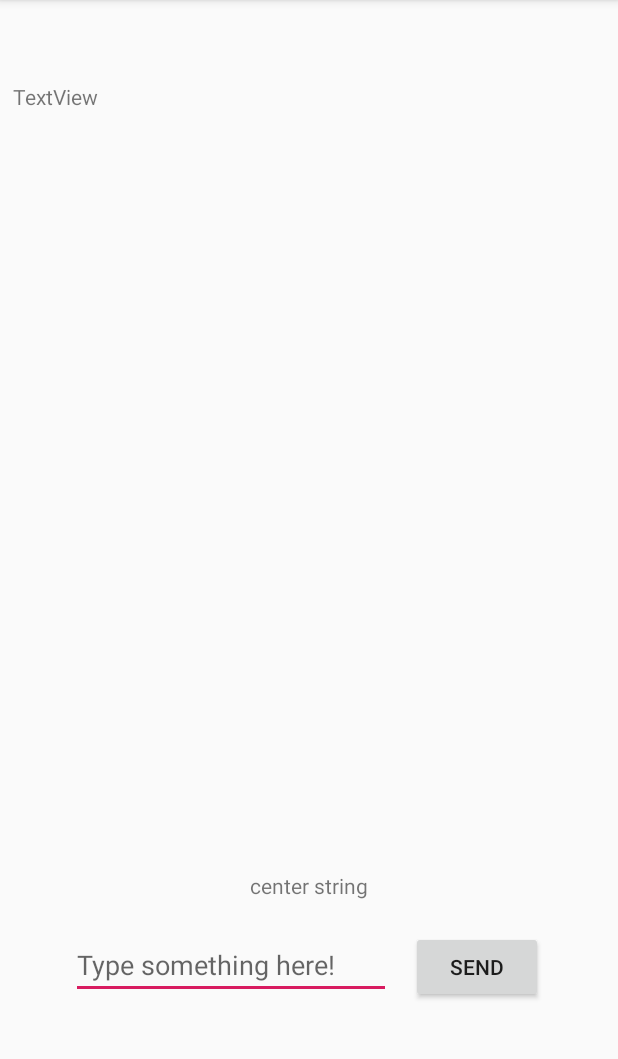
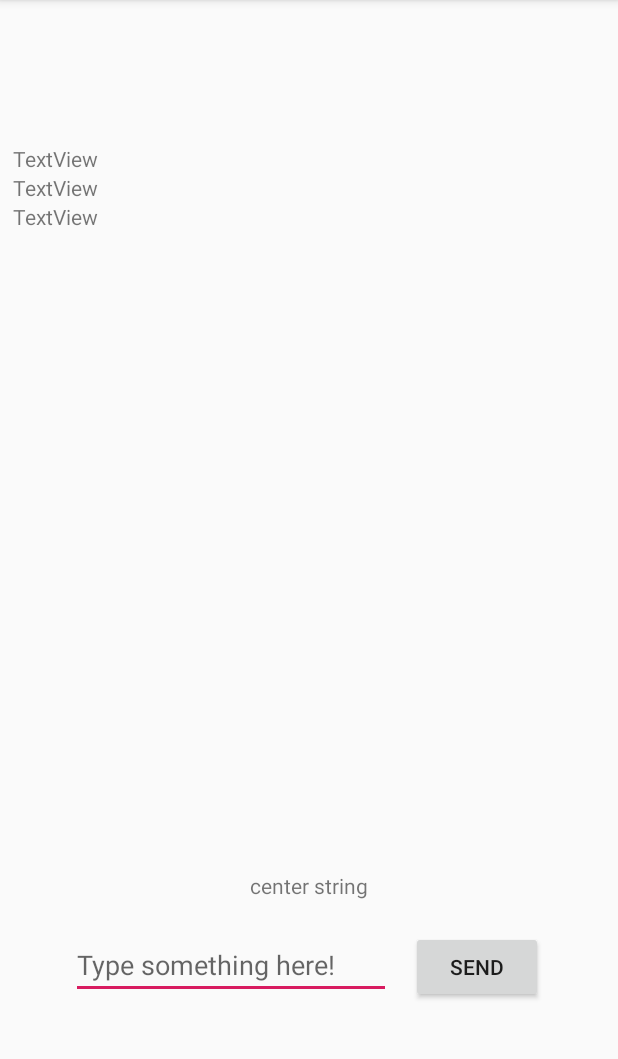
Before and after one commit to onnenon/kite, an Android app: the screen it shows after launch (MainActivity), on a phone screen of 412 x 824 dp, the part 84-1143 px from its top. Run offline under Robolectric (Android 15) with nearby library versions, the phone set to English and light mode, and no system bars.

Commit message:
Text inside of a ScrollView changes.

```diff
--- a/Experiments/ben-experiments/ApplicationTest2/app/src/main/java/com/example/applicationtest2/MainActivity.java
+++ b/Experiments/ben-experiments/ApplicationTest2/app/src/main/java/com/example/applicationtest2/MainActivity.java
@@ -35,7 +35,11 @@ public class MainActivity extends AppCompatActivity {
         final TextView centerText = (TextView) findViewById (R.id.center_string); // This needs to be declared as final for some reason.
         final EditText typeText = (EditText) findViewById (R.id.typing_text); // This needs to be declared as final for some reason.
 
-        // final ScrollView scroll = (ScrollView) findViewById (R.id.scrollView);
+        final ScrollView scroll = (ScrollView) findViewById (R.id.scrollView);
+
+        final TextView text1 = (TextView) findViewById (R.id.textView);
+        final TextView text2 = (TextView) findViewById (R.id.textView2);
+        final TextView text3 = (TextView) findViewById (R.id.textView3);
 
         sendButton.setOnClickListener(new View.OnClickListener() {
 
@@ -44,7 +48,11 @@ public class MainActivity extends AppCompatActivity {
 
                 centerText.setText(typeText.getText());
 
-                // scroll.addView(new TextView((Context) typeText.getText()));
+                scroll.addView(new TextView((Context) typeText.getText()));
+
+                text1.setText(typeText.getText());
+                text2.setText(typeText.getText());
+                text3.setText(typeText.getText());
             }
         });
     }
--- a/Experiments/ben-experiments/ApplicationTest2/app/src/main/res/layout/content_main.xml
+++ b/Experiments/ben-experiments/ApplicationTest2/app/src/main/res/layout/content_main.xml
@@ -61,7 +61,7 @@
 
     <ScrollView
         android:layout_width="395dp"
-        android:layout_height="558dp"
+        android:layout_height="475dp"
         android:layout_marginStart="8dp"
         android:layout_marginLeft="8dp"
         android:layout_marginTop="8dp"
@@ -80,10 +80,23 @@
             android:orientation="vertical">
 
             <TextView
+                android:id="@+id/textView"
+                android:layout_width="wrap_content"
+                android:layout_height="wrap_content"
+                android:text="TextView" />
+
+            <TextView
                 android:id="@+id/textView2"
                 android:layout_width="wrap_content"
                 android:layout_height="wrap_content"
                 android:text="TextView" />
+
+            <TextView
+                android:id="@+id/textView3"
+                android:layout_width="wrap_content"
+                android:layout_height="wrap_content"
+                android:text="TextView" />
+
         </LinearLayout>
     </ScrollView>
 
```
